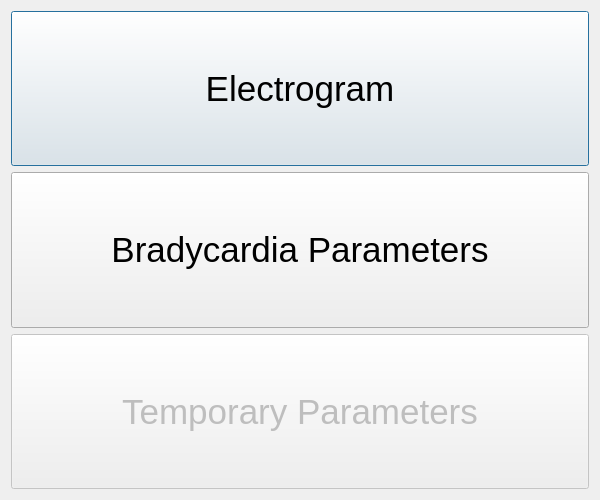
Above: DCM/ui_files/reports.ui from CarlosCapili/3K04-Pacemaker-Project before the change. Below: the same form after it.
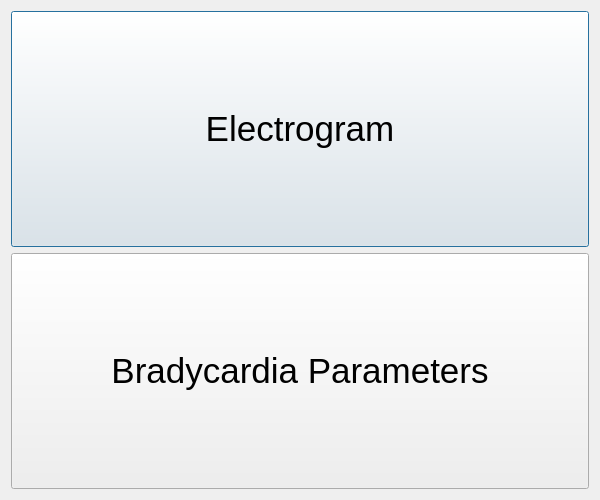
That is the form after the change.

Commit message: removed temp report

What changed in the file:
```diff
--- a/DCM/ui_files/reports.ui
+++ b/DCM/ui_files/reports.ui
@@ -73,39 +73,6 @@
        </property>
       </widget>
      </item>
-     <item>
-      <widget class="QPushButton" name="temp_btn">
-       <property name="enabled">
-        <bool>false</bool>
-       </property>
-       <property name="sizePolicy">
-        <sizepolicy hsizetype="Minimum" vsizetype="Minimum">
-         <horstretch>0</horstretch>
-         <verstretch>0</verstretch>
-        </sizepolicy>
-       </property>
-       <property name="font">
-        <font>
-         <pointsize>26</pointsize>
-        </font>
-       </property>
-       <property name="text">
-        <string>Temporary Parameters</string>
-       </property>
-       <property name="checkable">
-        <bool>false</bool>
-       </property>
-       <property name="autoExclusive">
-        <bool>false</bool>
-       </property>
-       <property name="default">
-        <bool>false</bool>
-       </property>
-       <property name="flat">
-        <bool>false</bool>
-       </property>
-      </widget>
-     </item>
     </layout>
    </item>
   </layout>
```
The commit also changes 1 other file.
